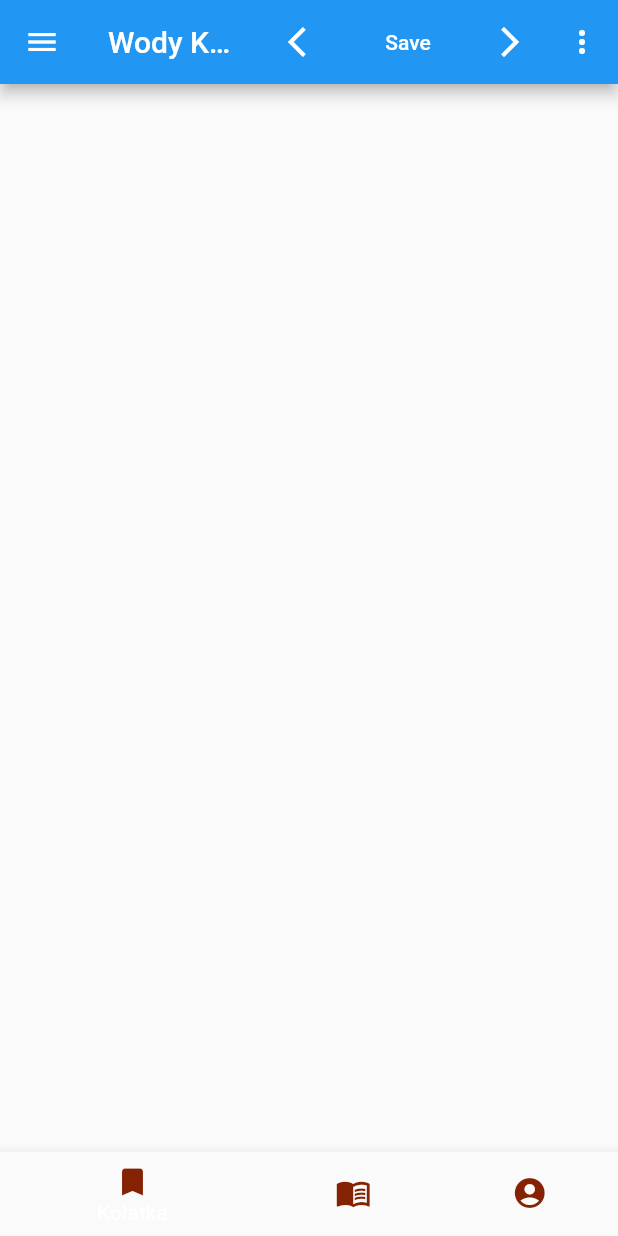
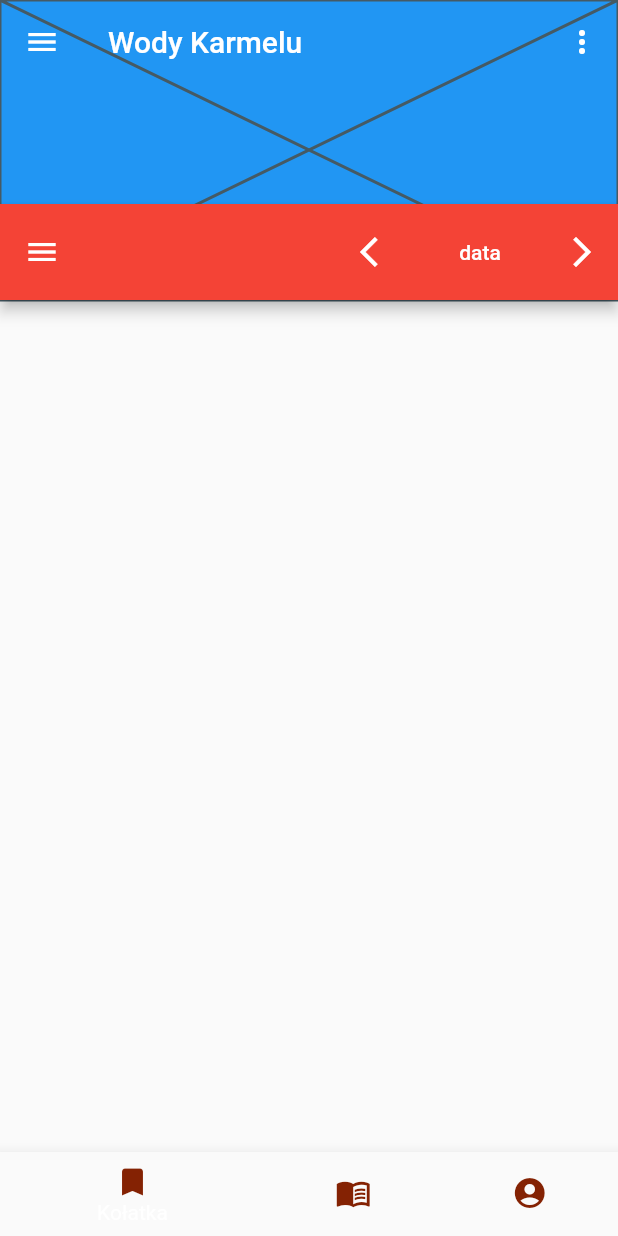
Before and after one commit to DominikZurawski/karmel_flutterApp, a Flutter app: the screen it shows after launch, on a phone screen of 412 x 824 dp. Run offline on Flutter 3.47's test engine with Material 2 defaults, Android fonts, the phone set to English and light mode, and no system bars; our stand-ins replace table_calendar.

```diff
--- a/lib/home.dart
+++ b/lib/home.dart
@@ -21,9 +21,23 @@ class _HomeState extends State<Home> {
     return MaterialApp(
       debugShowCheckedModeBanner: false,
       home: Scaffold(
-        appBar: AppBar(
-          //backgroundColor: Color(0xFFBD3E07),
+        body: CustomScrollView(
+          slivers: <Widget>[
+            // Add the app bar to the CustomScrollView.
+            SliverAppBar(
+              // Provide a standard title.
               title: Text('Wody Karmelu'),
+              // Allows the user to reveal the app bar if they begin scrolling
+              // back up the list of items.
+              floating: true,
+              // Display a placeholder widget to visualize the shrinking size.
+              flexibleSpace: Placeholder(),
+              // Make the initial height of the SliverAppBar larger than normal.
+              expandedHeight: 200,
+
+              bottom: AppBar(
+                backgroundColor: Colors.red,
+                toolbarHeight: 64.0,
                 actions: <Widget>[
                   //for Search Button
                   IconButton(
@@ -41,7 +55,7 @@ class _HomeState extends State<Home> {
                             builder: (context) => Calendar()),
                       );
                     },
-              child: Text("Save"),
+                    child: Text("data"),
                     shape: CircleBorder(side: BorderSide(color: Colors.transparent)),
                   ),
                   IconButton(
@@ -50,7 +64,11 @@ class _HomeState extends State<Home> {
                     },
                     icon: Icon(Icons.arrow_forward_ios,color: Colors.white,),
                   ),
+                ],
+               ),
 
+              actions: <Widget>[
+                //for Search Button
                 PopupMenuButton<String>(
                     onSelected: onMenuSelected,
                     itemBuilder:(context){
@@ -67,7 +85,25 @@ class _HomeState extends State<Home> {
                     }
                 ),
               ],
+
+
             ),
+
+            /*SliverList(
+              // Use a delegate to build items as they're scrolled on screen.
+              delegate: SliverChildBuilderDelegate(
+                // The builder function returns a ListTile with a title that
+                // displays the index of the current item.
+                    (context, index) => ListTile(title: Text('Item #$index')),
+                // Builds 1000 ListTiles
+                childCount: 100,
+              ),
+            ),*/
+
+          ],
+        ),
+
+
 
         // For Drawer
         drawer: new Drawer(
```
Lines whose indentation alone changed are shown as unchanged.
